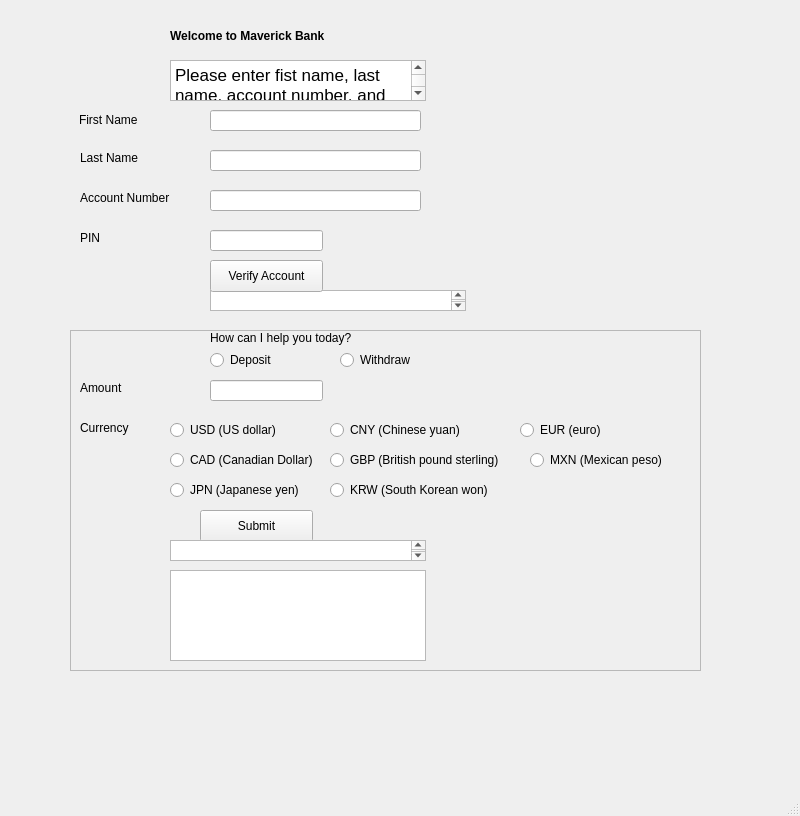
Before: the Qt Designer form gui.ui in SarahNakamura/CIST1620_FinalProject_2, drawn with Qt 5.
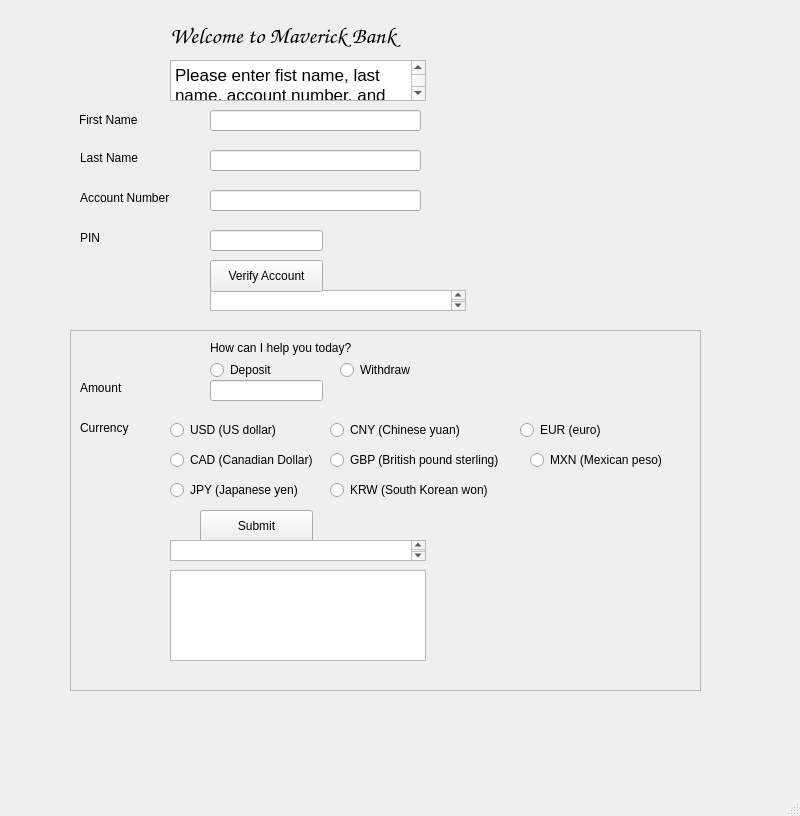
After: the same form once the commit is applied.

Commit message: backbone of code setup

```diff
--- a/gui.ui
+++ b/gui.ui
@@ -25,6 +25,8 @@
     </property>
     <property name="font">
      <font>
+      <family>Zapfino</family>
+      <pointsize>17</pointsize>
       <weight>75</weight>
       <bold>true</bold>
      </font>
@@ -121,7 +123,7 @@
     <property name="geometry">
      <rect>
       <x>210</x>
-      <y>350</y>
+      <y>360</y>
       <width>100</width>
       <height>20</height>
      </rect>
@@ -134,7 +136,7 @@
     <property name="geometry">
      <rect>
       <x>210</x>
-      <y>330</y>
+      <y>340</y>
       <width>251</width>
       <height>16</height>
      </rect>
@@ -147,7 +149,7 @@
     <property name="geometry">
      <rect>
       <x>340</x>
-      <y>350</y>
+      <y>360</y>
       <width>171</width>
       <height>20</height>
      </rect>
@@ -307,7 +309,7 @@
      </rect>
     </property>
     <property name="text">
-     <string>JPN (Japanese yen)</string>
+     <string>JPY (Japanese yen)</string>
     </property>
    </widget>
    <widget class="QRadioButton" name="rb_mxn">
@@ -328,7 +330,7 @@
      <rect>
       <x>330</x>
       <y>480</y>
-      <width>171</width>
+      <width>181</width>
       <height>20</height>
      </rect>
     </property>
@@ -346,25 +348,6 @@
      </rect>
     </property>
    </widget>
-   <widget class="QFrame" name="amount_change">
-    <property name="enabled">
-     <bool>false</bool>
-    </property>
-    <property name="geometry">
-     <rect>
-      <x>70</x>
-      <y>330</y>
-      <width>631</width>
-      <height>341</height>
-     </rect>
-    </property>
-    <property name="frameShape">
-     <enum>QFrame::StyledPanel</enum>
-    </property>
-    <property name="frameShadow">
-     <enum>QFrame::Raised</enum>
-    </property>
-   </widget>
    <widget class="QPushButton" name="submit">
     <property name="geometry">
      <rect>
@@ -401,6 +384,22 @@
      </rect>
     </property>
    </widget>
+   <widget class="QFrame" name="frame">
+    <property name="geometry">
+     <rect>
+      <x>70</x>
+      <y>330</y>
+      <width>631</width>
+      <height>361</height>
+     </rect>
+    </property>
+    <property name="frameShape">
+     <enum>QFrame::StyledPanel</enum>
+    </property>
+    <property name="frameShadow">
+     <enum>QFrame::Raised</enum>
+    </property>
+   </widget>
   </widget>
   <widget class="QMenuBar" name="menubar">
    <property name="geometry">
```
Left out of the diff: 2 changed lines with no effect on the pictures. The commit also changes 2 other files.
